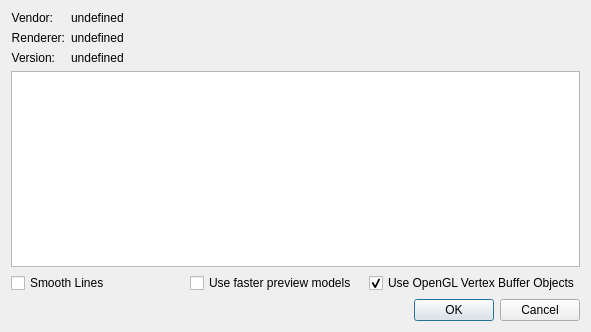
Old version of the form source/EXTENSIONS/GLRenderer/source/configDialog.ui in the repository BALL-Project/ball.
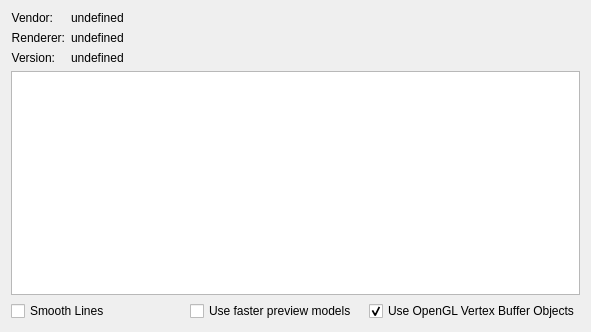
New version of the form.

Commit message: [GLRenderer] Remove superfluous ok/cancel buttons from config

The edit to the form file:
```diff
--- a/source/EXTENSIONS/GLRenderer/source/configDialog.ui
+++ b/source/EXTENSIONS/GLRenderer/source/configDialog.ui
@@ -143,13 +143,6 @@
      </item>
     </layout>
    </item>
-   <item>
-    <widget class="QDialogButtonBox" name="buttonBox">
-     <property name="standardButtons">
-      <set>QDialogButtonBox::Cancel|QDialogButtonBox::Ok</set>
-     </property>
-    </widget>
-   </item>
   </layout>
  </widget>
  <resources/>
```
Left out of the diff: 35 changed lines with no effect on the pictures.
